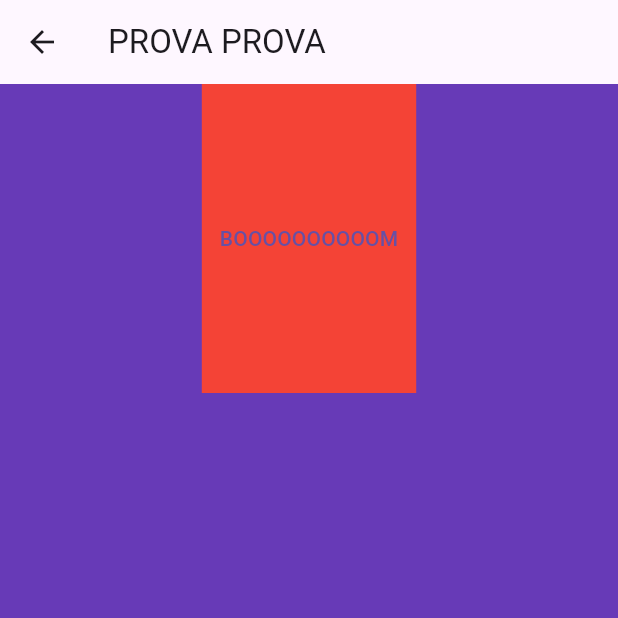
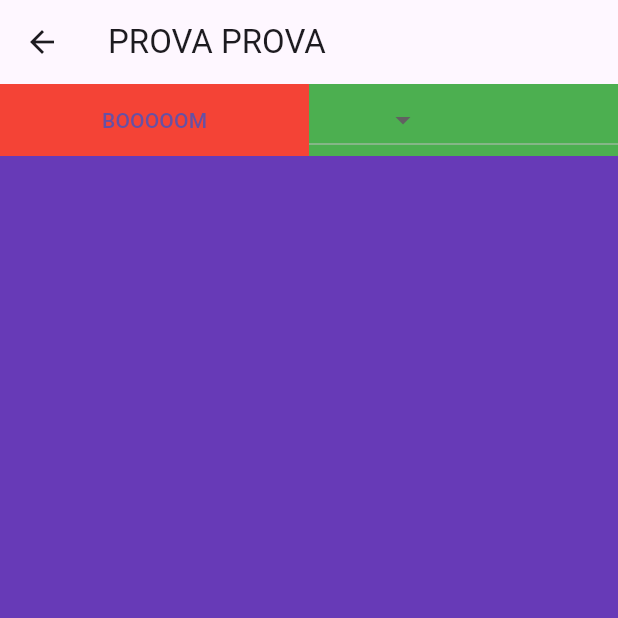
Before and after one commit to AndreiBogdanPislaru/couples_app, a Flutter app: the Home screen opened by its route, on a phone screen of 412 x 824 dp, the top half of it. Run offline on Flutter 3.47's test engine with Material 3 defaults, Android fonts, the phone set to English and light mode, and no system bars; our stand-ins replace get; missing offline and left inert: dart_earcut.

Commit message:
[v 0.1.1b1] Developed the way how to color inside the figures

```diff
--- a/lib/controllers/homeController.dart
+++ b/lib/controllers/homeController.dart
@@ -1,9 +1,13 @@
 import 'dart:ui' as ui;
 
+import 'package:flutter/material.dart';
 import 'package:get/get.dart';
 
 class HomeController extends GetxController {
   Rx<ui.Size?> size = Rxn();
   Rx<ui.Offset> cursorPoint = ui.Offset(0.0, 0.0).obs;
   RxList<ui.Offset> listOfPoints = <ui.Offset>[].obs;
+  RxList<List<ui.Offset>> listsOfPoints = <List<ui.Offset>>[].obs;
+  RxList<ui.Color> listOfChosenColors = <ui.Color>[].obs;
+  Rx<ui.Color> chosenColor = (Colors.white).obs;
 }
--- a/lib/customPainter/drawNote.dart
+++ b/lib/customPainter/drawNote.dart
@@ -1,16 +1,39 @@
 import 'dart:ui' as ui;
 
+import 'package:flutter/animation.dart';
 import 'package:flutter/material.dart';
+import 'package:heart_bit_love/handmadeDraw/handmadeDraw.dart';
 
 class DrawNote extends CustomPainter{
-  List<ui.Offset> listOfCursorPosition;
+  List<List<ui.Offset>> listOfListsOfCursorPosition;
+  Color color = Colors.white;
 
-  DrawNote({required this.listOfCursorPosition});
+  DrawNote({required this.listOfListsOfCursorPosition, required this.color});
 
   @override
   void paint(ui.Canvas canvas, ui.Size size) {
-    for (ui.Offset cursorPoint in listOfCursorPosition) {
-      canvas.drawCircle(cursorPoint, 15, ui.Paint()..color = Colors.white);
+    //for (ui.Offset cursorPoint in listOfCursorPosition) {
+    //  canvas.drawCircle(cursorPoint, 15, ui.Paint()..color = Colors.white);
+    //}
+
+    for(List<ui.Offset> listOfPoints in listOfListsOfCursorPosition){
+      ui.Path path = ui.Path();
+      path.moveTo(listOfPoints.first.dx, listOfPoints.first.dy);
+      if(HandmadeDraw(listOfPoints: listOfPoints, color: color).segmentsAreCrossing(canvas)) {
+        print("UELLAAAAAAAAAAAAAAAAAAAAAAAA");
+      }
+
+      for(ui.Offset point in listOfPoints) {
+        path.lineTo(point.dx, point.dy);
+      }
+
+      canvas.drawPath(
+          path,
+          ui.Paint()
+            ..color = color
+            ..strokeWidth = 5
+            ..style = ui.PaintingStyle.stroke
+      );
     }
   }
 
@@ -18,7 +41,4 @@ class DrawNote extends CustomPainter{
   bool shouldRepaint(covariant CustomPainter oldDelegate) {
     return true;
   }
-
-
-
 }
--- a/lib/pages/home.dart
+++ b/lib/pages/home.dart
@@ -12,6 +12,21 @@ class Home extends StatefulWidget {
 
 class HomeState extends State<Home> {
   final HomeController controller = Get.put(HomeController());
+  List<Color> drawColors = [...Colors.primaries, ...Colors.accents];
+
+  final Map<String, Color> availableColors = {
+    "red" : Colors.red,
+    "yellow" : Colors.yellow,
+    "blue" : Colors.blue,
+    "pink" : Colors.pinkAccent.shade100,
+    "brown" : Colors.brown,
+    "white" : Colors.white,
+    "black" : Colors.black,
+    "grey" : Colors.grey,
+    "green" : Colors.green,
+    "orange" : Colors.deepOrange,
+    "purple" : Colors.purpleAccent
+  };
 
   @override
   void didChangeDependencies() {
@@ -30,15 +45,36 @@ class HomeState extends State<Home> {
             color: Colors.deepPurple,
             child: Column(
               children: [
-                Container(
-                  height: controller.size.value!.height / 4,
-                  color: Colors.red,
-                  child: TextButton(
-                    onPressed: () {
-                      controller.listOfPoints.clear();
-                    },
-                    child: Text("BOOOOOOOOOOM"),
-                  ),
+                Row(
+                  children: [
+                    Expanded(
+                      child: Container(
+                        color: Colors.red,
+                        child: TextButton(
+                          onPressed: () {
+                            controller.listsOfPoints.clear();
+                          },
+                          child: Text("BOOOOOM"),
+                        ),
+                      ),
+                    ),
+                    Expanded(
+                        child: Container(
+                          color: Colors.green,
+                          child: DropdownButton(
+                            items: availableColors.keys.toList().map<DropdownMenuItem<String>>((String color) {
+                              return DropdownMenuItem(
+                                value: color,
+                                  child: Text(color)
+                              );
+                            }).toList(),
+                            onChanged: (value) {
+                              controller.chosenColor.value = availableColors[value]!;
+                            },
+                          ),
+                        )
+                    )
+                  ],
                 ),
                 Align(
                   alignment: Alignment.topLeft,
@@ -49,16 +85,23 @@ class HomeState extends State<Home> {
                         color: Colors.yellow,
                         child: Obx(
                           () => CustomPaint(
-                            painter:
-                                DrawNote(listOfCursorPosition: controller.listOfPoints.value),
+                            painter: DrawNote(
+                                listOfListsOfCursorPosition: controller.listsOfPoints.value,
+                                color: controller.chosenColor.value),
                           ),
                         ),
                       ),
                       Container(
                         height: 600,
                         child: GestureDetector(
+                          onPanStart: (details) {
+                            controller.listsOfPoints
+                                .add(<Offset>[details.localPosition]);
+                          },
                           onPanUpdate: (details) {
-                            controller.listOfPoints.add(details.localPosition);
+                            controller.listsOfPoints.last
+                                .add(details.localPosition);
+                            controller.listsOfPoints.refresh();
                           },
                         ),
                       )
--- a/pubspec.yaml
+++ b/pubspec.yaml
@@ -16,7 +16,7 @@ publish_to: 'none' # Remove this line if you wish to publish to pub.dev
 # https://developer.apple.com/library/archive/documentation/General/Reference/InfoPlistKeyReference/Articles/CoreFoundationKeys.html
 # In Windows, build-name is used as the major, minor, and patch parts
 # of the product and file versions while build-number is used as the build suffix.
-version: 0.1.00+1
+version: 0.1.1+1
 
 environment:
   sdk: '>=3.4.3 <4.0.0'
```
Also changed, not shown: lib/handmadeDraw/handmadeDraw.dart (added, +72 -0 lines), lib/pointDraw/pointDraw.dart (added, +81 -0 lines).
